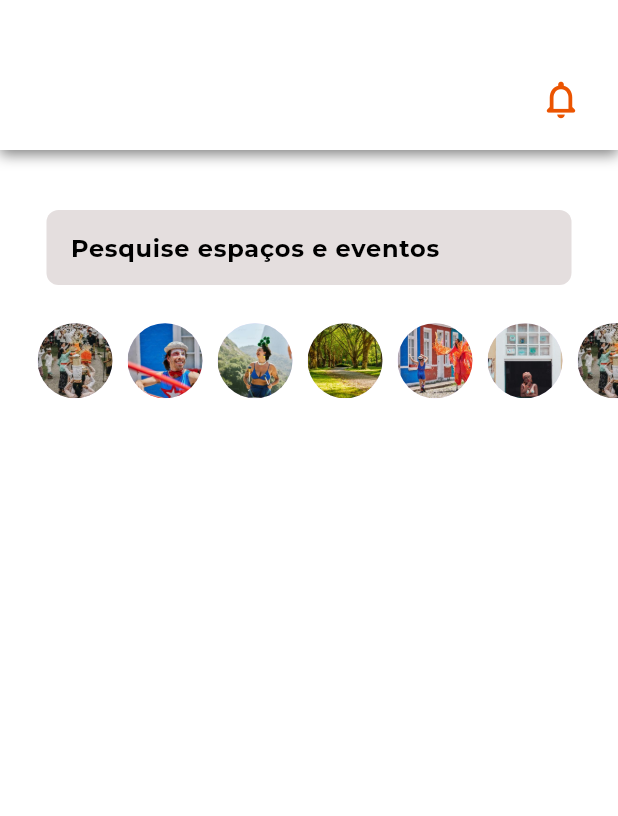
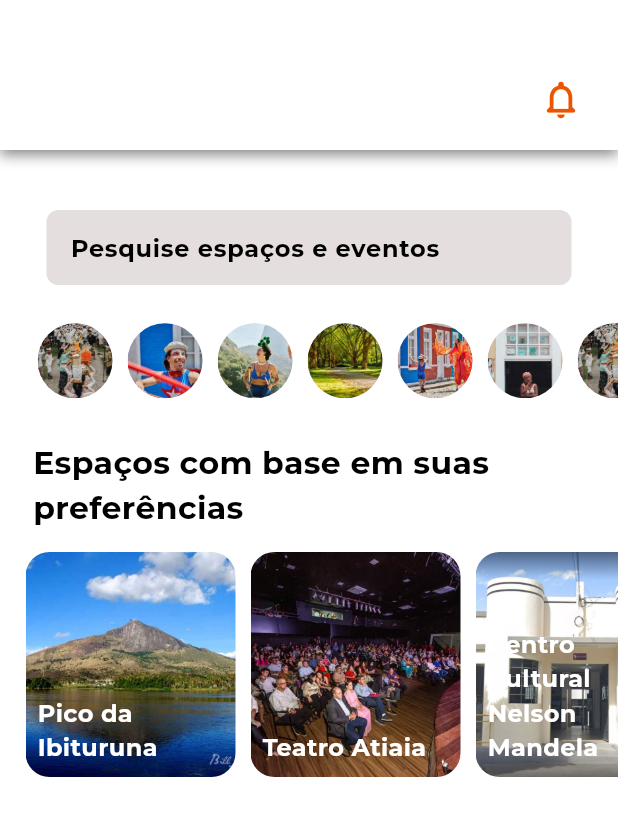
Before and after one commit to jeiel2013/Study_Dart, a Flutter app: the screen it shows after launch, on a phone screen of 412 x 824 dp. Shown: the top 816 px of the screen. Run offline on Flutter 3.47's test engine with Material 3 defaults, Android fonts, the phone set to English and light mode, and no system bars.

Commit message:
Espaços

```diff
--- a/projeto_explorando/lib/main.dart
+++ b/projeto_explorando/lib/main.dart
@@ -75,6 +75,7 @@ class Home extends StatelessWidget {
                         ),
                       ),
                     ),
+                    // Stories
                     Padding(
                       padding: const EdgeInsets.only(top: 13),
                       child: SingleChildScrollView(
@@ -82,7 +83,8 @@ class Home extends StatelessWidget {
                         child: Row(
                           mainAxisAlignment: MainAxisAlignment.spaceEvenly,
                           children: [
-                            Padding(padding: EdgeInsets.only(top: 75, left: 20)),
+                            Padding(
+                                padding: EdgeInsets.only(top: 75, left: 20)),
                             StoryCircle(imageUrl: 'assets/S1.jpg'),
                             StoryCircle(imageUrl: 'assets/S2.jpg'),
                             StoryCircle(imageUrl: 'assets/S3.jpg'),
@@ -97,6 +99,56 @@ class Home extends StatelessWidget {
                         ),
                       ),
                     ),
+                    Padding(
+                      padding: const EdgeInsets.only(top: 15),
+                      child: Column(
+                        children: [
+                          Container(
+                            child: Padding(
+                              padding: const EdgeInsets.only(left: 22),
+                              child: Text(
+                                "Espaços com base em suas preferências",
+                                style: TextStyle(
+                                  color: Preto,
+                                  fontFamily: "Montserrat",
+                                  fontWeight: FontWeight.bold,
+                                  fontSize: 21,
+                                ),
+                              ),
+                            ),
+                          ),
+                          SingleChildScrollView(
+                            scrollDirection: Axis.horizontal,
+                            child: Row(
+                              mainAxisAlignment: MainAxisAlignment.spaceEvenly,
+                              children: [
+                                Padding(padding: EdgeInsets.only(left: 12)),
+                                TopicsImg(
+                                  imageUrl: 'assets/ibi.jpg',
+                                  texto: 'Pico da Ibituruna',
+                                ),
+                                TopicsImg(
+                                  imageUrl: 'assets/atiaia.jpg',
+                                  texto: 'Teatro Atiaia',
+                                ),
+                                TopicsImg(
+                                  imageUrl: 'assets/nelson.jpg',
+                                  texto: 'Centro Cultural Nelson Mandela',
+                                ),
+                                TopicsImg(
+                                  imageUrl: 'assets/nelson.jpg',
+                                  texto: 'Centro Cultural Nelson Mandela',
+                                ),
+                                TopicsImg(
+                                  imageUrl: 'assets/nelson.jpg',
+                                  texto: 'Centro Cultural Nelson Mandela',
+                                ),
+                              ],
+                            ),
+                          )
+                        ],
+                      ),
+                    )
                   ],
                 ),
               ),
@@ -166,3 +218,57 @@ class StoryCircle extends StatelessWidget {
     );
   }
 }
+
+class TopicsImg extends StatelessWidget {
+  final String imageUrl;
+  final String texto;
+
+  TopicsImg({required this.imageUrl, required this.texto});
+
+  @override
+  Widget build(BuildContext context) {
+    return Padding(
+      padding: const EdgeInsets.symmetric(horizontal: 5),
+      child: GestureDetector(
+        onTap: () {
+          // Ação ao tocar na bolinha
+          print('Tópico clicado');
+        },
+        child: Padding(
+          padding: const EdgeInsets.only(top: 15),
+          child: ClipRRect(
+            borderRadius: BorderRadius.circular(16.0),
+            child: Stack(
+              children: [
+                Image.asset(
+                  imageUrl,
+                  width: 140,
+                  height: 150,
+                  fit: BoxFit.cover,
+                ),
+                Positioned(
+                  bottom: 0,
+                  child: Container(
+                    width: 140,
+                    padding: EdgeInsets.all(8),
+                    child: Text(
+                      texto,
+                      style: TextStyle(
+                        color: Colors.white,
+                        fontFamily: 'Montserrat',
+                        fontSize: 16,
+                        fontWeight: FontWeight.bold,
+                      ),
+                      softWrap: true,
+                      overflow: TextOverflow.clip,
+                    ),
+                  ),
+                )
+              ],
+            ),
+          ),
+        ),
+      ),
+    );
+  }
+}
```
Also changed, not shown: projeto_explorando/assets/atiaia.jpg (added), projeto_explorando/assets/ibi.jpg (added), projeto_explorando/assets/nelson.jpg (added).
